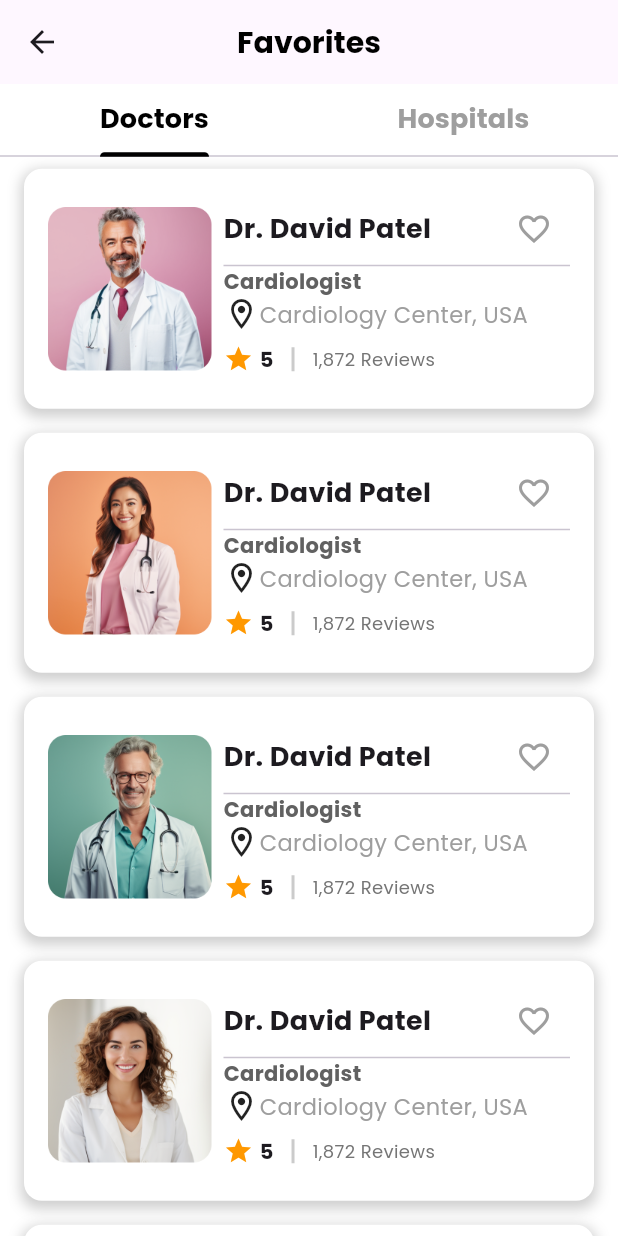
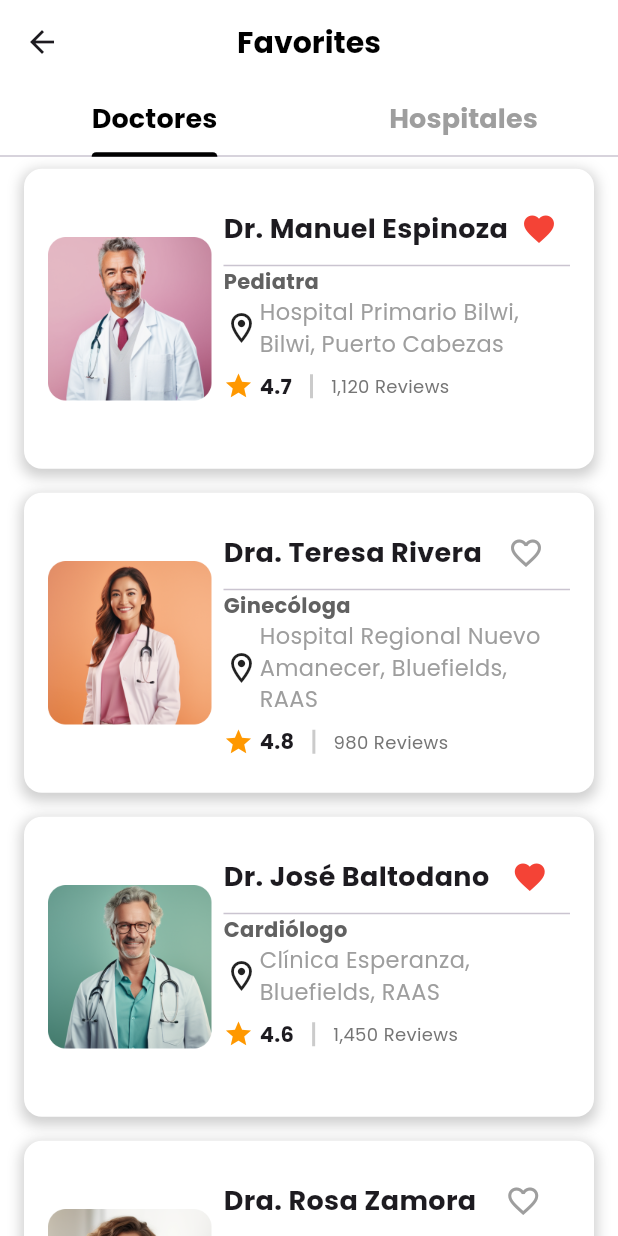
Before and after one commit to manuelduarte077/news-analyzer-api, a Flutter app: the MyFavoriteView screen opened directly, on a phone screen of 412 x 824 dp. Run offline on Flutter 3.47's test engine with Material 3 defaults, Android fonts, the phone set to English and light mode, and no system bars; our stand-ins replace calendar_date_picker2, cloud_firestore, cloud_functions, firebase_auth, firebase_core, firebase_crashlytics and 8 more; accounts and stored records are empty.

```diff
--- a/healthpal/lib/views/booking_view/widget/canceled_widget/canceled_widget_view.dart
+++ b/healthpal/lib/views/booking_view/widget/canceled_widget/canceled_widget_view.dart
@@ -14,42 +14,26 @@ class CanceledWidgetView extends StatefulWidget {
 class _CanceledWidgetViewState extends State<CanceledWidgetView> {
   final List<Map<String, dynamic>> cancelBooking = [
     {
-      'date': 'June 15, 2024',
+      'date': '15 de junio de 2024',
       'doctorName': 'Dr. John Doe',
-      'specialty': 'Cardiologist',
-      'clinic': 'Heart Care Clinic',
+      'specialty': 'Cardiólogo',
+      'clinic': 'Clínica de Cuidado del Corazón',
       'image': LocalImages.icFavoriteDoctor1Icon,
       'icon': Icons.location_on,
     },
     {
-      'date': 'June 20, 2024',
-      'doctorName': 'Dr. Jane Smith',
-      'specialty': 'Dermatologist',
-      'clinic': 'Skin Health Clinic',
+      'date': '20 de junio de 2024',
+      'doctorName': 'Dra. Jane Smith',
+      'specialty': 'Dermatóloga',
+      'clinic': 'Clínica de Salud de la Piel',
       'image': LocalImages.icFavoriteDoctor2Icon,
       'icon': Icons.location_on,
     },
     {
-      'date': 'June 15, 2024',
+      'date': '15 de junio de 2024',
       'doctorName': 'Dr. John Doe',
-      'specialty': 'Cardiologist',
-      'clinic': 'Heart Care Clinic',
-      'image': LocalImages.icFavoriteDoctor3Icon,
-      'icon': Icons.location_on,
-    },
-    {
-      'date': 'June 20, 2024',
-      'doctorName': 'Dr. Jane Smith',
-      'specialty': 'Dermatologist',
-      'clinic': 'Skin Health Clinic',
-      'image': LocalImages.icFavoriteDoctor4Icon,
-      'icon': Icons.location_on,
-    },
-    {
-      'date': 'June 15, 2024',
-      'doctorName': 'Dr. John Doe',
-      'specialty': 'Cardiologist',
-      'clinic': 'Heart Care Clinic',
+      'specialty': 'Cardiólogo',
+      'clinic': 'Clínica de Cuidado del Corazón',
       'image': LocalImages.icIntroImgFirst,
       'icon': Icons.location_on,
     },
@@ -62,6 +46,7 @@ class _CanceledWidgetViewState extends State<CanceledWidgetView> {
         itemCount: cancelBooking.length,
         itemBuilder: (context, index) {
           final booking = cancelBooking[index];
+
           return Column(
             children: [
               AppAppointmentCardView(
@@ -80,14 +65,14 @@ class _CanceledWidgetViewState extends State<CanceledWidgetView> {
                           color: AppColors.whiteColor,
                           textColor: AppColors.blackColor,
                           border: Border.all(color: AppColors.mirageColor),
-                          text: 'Cancel',
+                          text: 'Cancelar',
                           onTap: () {},
                         ),
                       ),
                       const SizedBox(width: 10),
                       Expanded(
                         child: AppButtonView(
-                          text: 'Reschedule',
+                          text: 'Reprogramar',
                           onTap: () {},
                         ),
                       ),
--- a/healthpal/lib/views/booking_view/widget/completed_widget/completed_widget_view.dart
+++ b/healthpal/lib/views/booking_view/widget/completed_widget/completed_widget_view.dart
@@ -14,42 +14,42 @@ class CompletedWidgetView extends StatefulWidget {
 class _CompletedWidgetViewState extends State<CompletedWidgetView> {
   final List<Map<String, dynamic>> completeBooking = [
     {
-      'date': 'June 15, 2024',
-      'doctorName': 'Dr. John Doe',
-      'specialty': 'Cardiologist',
-      'clinic': 'Heart Care Clinic',
+      'date': '15 de junio de 2024',
+      'doctorName': 'Dr. Juan Pérez',
+      'specialty': 'Cardiólogo',
+      'clinic': 'Clínica de Cuidado del Corazón',
       'image': LocalImages.icFavoriteDoctor1Icon,
       'icon': Icons.location_on,
     },
     {
-      'date': 'June 20, 2024',
-      'doctorName': 'Dr. Jane Smith',
-      'specialty': 'Dermatologist',
-      'clinic': 'Skin Health Clinic',
+      'date': '20 de junio de 2024',
+      'doctorName': 'Dra. Diana Smith',
+      'specialty': 'Dermatóloga',
+      'clinic': 'Clínica de Salud de la Piel',
       'image': LocalImages.icFavoriteDoctor2Icon,
       'icon': Icons.location_on,
     },
     {
-      'date': 'June 15, 2024',
-      'doctorName': 'Dr. John Doe',
-      'specialty': 'Cardiologist',
-      'clinic': 'Heart Care Clinic',
+      'date': '15 de junio de 2024',
+      'doctorName': 'Dr. Manuel García',
+      'specialty': 'Cardiólogo',
+      'clinic': 'Clínica de Cuidado del Corazón',
       'image': LocalImages.icFavoriteDoctor3Icon,
       'icon': Icons.location_on,
     },
     {
-      'date': 'June 20, 2024',
-      'doctorName': 'Dr. Jane Smith',
-      'specialty': 'Dermatologist',
-      'clinic': 'Skin Health Clinic',
+      'date': '20 de junio de 2024',
+      'doctorName': 'Dra. Olivia Pérez',
+      'specialty': 'Dermatóloga',
+      'clinic': 'Clínica de Salud de la Piel',
       'image': LocalImages.icFavoriteDoctor4Icon,
       'icon': Icons.location_on,
     },
     {
-      'date': 'June 15, 2024',
-      'doctorName': 'Dr. John Doe',
-      'specialty': 'Cardiologist',
-      'clinic': 'Heart Care Clinic',
+      'date': '15 de junio de 2024',
+      'doctorName': 'Dr. Enrique González',
+      'specialty': 'Cardiólogo',
+      'clinic': 'Clínica de Cuidado del Corazón',
       'image': LocalImages.icIntroImgFirst,
       'icon': Icons.location_on,
     },
@@ -80,14 +80,14 @@ class _CompletedWidgetViewState extends State<CompletedWidgetView> {
                           color: AppColors.whiteColor,
                           textColor: AppColors.blackColor,
                           border: Border.all(color: AppColors.mirageColor),
-                          text: 'Re-Book',
+                          text: 'Reprogramar',
                           onTap: () {},
                         ),
                       ),
                       const SizedBox(width: 10),
                       Expanded(
                         child: AppButtonView(
-                          text: 'Add Review',
+                          text: 'Agregar Reseña',
                           onTap: () {},
                         ),
                       ),
--- a/healthpal/lib/views/booking_view/widget/upcoming_widget/upcoming_widget_view.dart
+++ b/healthpal/lib/views/booking_view/widget/upcoming_widget/upcoming_widget_view.dart
@@ -14,42 +14,42 @@ class UpcomingWidgetView extends StatefulWidget {
 class _UpcomingWidgetViewState extends State<UpcomingWidgetView> {
   final List<Map<String, dynamic>> upcomingBooking = [
     {
-      'date': 'June 15, 2024',
-      'doctorName': 'Dr. John Doe',
-      'specialty': 'Cardiologist',
-      'clinic': 'Heart Care Clinic',
+      'date': '15 de junio de 2024',
+      'doctorName': 'Dr. Manuel Espinoza',
+      'specialty': 'Cardiólogo',
+      'clinic': 'Clínica de Cuidado del Corazón, Bilwi',
       'image': LocalImages.icFavoriteDoctor1Icon,
       'icon': Icons.location_on,
     },
     {
-      'date': 'June 20, 2024',
-      'doctorName': 'Dr. Jane Smith',
-      'specialty': 'Dermatologist',
-      'clinic': 'Skin Health Clinic',
+      'date': '20 de junio de 2024',
+      'doctorName': 'Dra. Teresa Rivera',
+      'specialty': 'Dermatóloga',
+      'clinic': 'Clínica de Salud de la Piel, Bluefields',
       'image': LocalImages.icFavoriteDoctor2Icon,
       'icon': Icons.location_on,
     },
     {
-      'date': 'June 15, 2024',
-      'doctorName': 'Dr. John Doe',
-      'specialty': 'Cardiologist',
-      'clinic': 'Heart Care Clinic',
+      'date': '15 de junio de 2024',
+      'doctorName': 'Dr. Roberto Mena',
+      'specialty': 'Odontólogo',
+      'clinic': 'Centro de Salud Kukra Hill, RAAS',
       'image': LocalImages.icFavoriteDoctor3Icon,
       'icon': Icons.location_on,
     },
     {
-      'date': 'June 20, 2024',
-      'doctorName': 'Dr. Jane Smith',
-      'specialty': 'Dermatologist',
-      'clinic': 'Skin Health Clinic',
+      'date': '20 de junio de 2024',
+      'doctorName': 'Dra. Rosa Zamora',
+      'specialty': 'Médica General',
+      'clinic': 'Hospital Regional Nuevo Amanecer, Bluefields',
       'image': LocalImages.icFavoriteDoctor4Icon,
       'icon': Icons.location_on,
     },
     {
-      'date': 'June 15, 2024',
-      'doctorName': 'Dr. John Doe',
-      'specialty': 'Cardiologist',
-      'clinic': 'Heart Care Clinic',
+      'date': '15 de junio de 2024',
+      'doctorName': 'Dr. Carlos Obando',
+      'specialty': 'Cirujano',
+      'clinic': 'Clínica San Carlos, Corn Island',
       'image': LocalImages.icIntroImgFirst,
       'icon': Icons.location_on,
     },
--- a/healthpal/lib/views/favorites_view/my_favorite_doctor_remove_view.dart
+++ b/healthpal/lib/views/favorites_view/my_favorite_doctor_remove_view.dart
@@ -16,49 +16,76 @@ class _MyFavoriteDoctorRemoveViewState
   final List<Map<String, dynamic>> doctorDetails = [
     {
       'image': LocalImages.icFavoriteDoctor1Icon,
-      'name': 'Dr. David Patel',
-      'degree': 'Cardiologist',
-      'location': 'Cardiology Center, USA',
-      'rating': '5',
-      'review': '1,872 Reviews',
+      'name': 'Dr. Manuel Espinoza',
+      'degree': 'Pediatra',
+      'location': 'Hospital Primario Bilwi, Bilwi, Puerto Cabezas',
+      'rating': '4.7',
+      'review': '1,120 Reviews',
+      'isFavorite': true,
+    },
+    {
+      'image': LocalImages.icFavoriteDoctor2Icon,
+      'name': 'Dra. Teresa Rivera',
+      'degree': 'Ginecóloga',
+      'location': 'Hospital Regional Nuevo Amanecer, Bluefields, RAAS',
+      'rating': '4.8',
+      'review': '980 Reviews',
+      'isFavorite': false,
+    },
+    {
+      'image': LocalImages.icFavoriteDoctor3Icon,
+      'name': 'Dr. José Baltodano',
+      'degree': 'Cardiólogo',
+      'location': 'Clínica Esperanza, Bluefields, RAAS',
+      'rating': '4.6',
+      'review': '1,450 Reviews',
+      'isFavorite': true,
+    },
+    {
+      'image': LocalImages.icFavoriteDoctor4Icon,
+      'name': 'Dra. Rosa Zamora',
+      'degree': 'Médico General',
+      'location': 'Centro de Salud Kukra Hill, Kukra Hill, RAAS',
+      'rating': '4.4',
+      'review': '670 Reviews',
+      'isFavorite': false,
+    },
+    {
+      'image': LocalImages.icIntroImgFirst,
+      'name': 'Dr. Carlos Obando',
+      'degree': 'Cirujano General',
+      'location': 'Hospital Materno Infantil, Bluefields, RAAS',
+      'rating': '4.9',
+      'review': '1,200 Reviews',
+      'isFavorite': true,
+    },
+    {
+      'image': LocalImages.icFavoriteDoctor1Icon,
+      'name': 'Dra. María Gutiérrez',
+      'degree': 'Dermatóloga',
+      'location': 'Clínica San Carlos, Corn Island, RAAS',
+      'rating': '4.5',
+      'review': '760 Reviews',
       'isFavorite': false,
     },
     {
       'image': LocalImages.icFavoriteDoctor2Icon,
-      'name': 'Dr. David Patel',
-      'degree': 'Cardiologist',
-      'location': 'Cardiology Center, USA',
-      'rating': '5',
-      'review': '1,872 Reviews',
+      'name': 'Dr. Roberto Mena',
+      'degree': 'Odontólogo',
+      'location': 'Centro de Salud Prinzapolka, Prinzapolka, RAAN',
+      'rating': '4.3',
+      'review': '540 Reviews',
       'isFavorite': false,
     },
     {
       'image': LocalImages.icFavoriteDoctor3Icon,
-      'name': 'Dr. David Patel',
-      'degree': 'Cardiologist',
-      'location': 'Cardiology Center, USA',
-      'rating': '5',
-      'review': '1,872 Reviews',
-      'isFavorite': false,
-    },
-    {
-      'image': LocalImages.icFavoriteDoctor4Icon,
-      'name': 'Dr. David Patel',
-      'degree': 'Cardiologist',
-      'location': 'Cardiology Center, USA',
-      'rating': '5',
-      'review': '1,872 Reviews',
-      'isFavorite': false,
-    },
-    {
-      'image': LocalImages.icIntroImgFirst,
-      'name': 'Dr. David Patel',
-      'degree': 'Cardiologist',
-      'location': 'Cardiology Center, USA',
-      'rating': '5',
-      'review': '1,872 Reviews',
-      'isFavorite': false,
-    },
+      'name': 'Dra. Juana Pérez',
+      'degree': 'Oftalmóloga',
+      'location': 'Clínica Médica Kukra River, Kukra River, RAAS',
+      'rating': '4.6',
+      'review': '620 Reviews',
+      'isFavorite': true,
+    }
   ];
 
   void _showRemoveBottomSheet(
@@ -77,7 +104,7 @@ class _MyFavoriteDoctorRemoveViewState
             mainAxisSize: MainAxisSize.min,
             children: [
               const Text(
-                'Remove from Favorites?',
+                '¿Eliminar de favoritos?',
                 style: TextStyle(
                   fontSize: 20,
                   fontWeight: FontWeight.bold,
@@ -119,7 +146,7 @@ class _MyFavoriteDoctorRemoveViewState
                           crossAxisAlignment: CrossAxisAlignment.start,
                           children: [
                             Row(
-                              mainAxisAlignment: MainAxisAlignment.spaceBetween,
+                              mainAxisAlignment: MainAxisAlignment.spaceEvenly,
                               children: [
                                 Text(
                                   doctor['name'],
@@ -128,7 +155,8 @@ class _MyFavoriteDoctorRemoveViewState
                                     fontWeight: FontWeight.bold,
                                   ),
                                 ),
-                                IconButton(
+                                Expanded(
+                                  child: IconButton(
                                     icon: Icon(
                                       doctor['isFavorite']
                                           ? Icons.favorite
@@ -144,6 +172,7 @@ class _MyFavoriteDoctorRemoveViewState
                                       });
                                     },
                                   ),
+                                ),
                               ],
                             ),
                             const Divider(height: 1),
@@ -158,15 +187,8 @@ class _MyFavoriteDoctorRemoveViewState
                             Row(
                               children: [
                                 const Icon(Icons.location_on_outlined),
-                                const SizedBox(
-                                    width:
-                                        0), // Add spacing between the icon and text
                                 Expanded(
-                                  child: Column(
-                                    crossAxisAlignment:
-                                        CrossAxisAlignment.start,
-                                    children: [
-                                      Text(
+                                  child: Text(
                                     doctor['location'],
                                     maxLines: 2,
                                     overflow: TextOverflow.ellipsis,
@@ -174,8 +196,6 @@ class _MyFavoriteDoctorRemoveViewState
                                       fontSize: 15.0,
                                       color: Colors.grey[500],
                                     ),
-                                      ),
-                                    ],
                                   ),
                                 ),
                               ],
@@ -230,7 +250,7 @@ class _MyFavoriteDoctorRemoveViewState
                       color: AppColors.athensGrayColor,
                       textColor: AppColors.mirageColor,
                       border: Border.all(color: AppColors.mirageColor),
-                      text: 'Cancel',
+                      text: 'Cancelar',
                       onTap: () {
                         Navigator.pop(context);
                       },
@@ -242,7 +262,7 @@ class _MyFavoriteDoctorRemoveViewState
                       color: AppColors.mirageColor,
                       textColor: AppColors.athensGrayColor,
                       border: Border.all(color: AppColors.mirageColor),
-                      text: 'Yes, Remove',
+                      text: 'Sí, Eliminar',
                       onTap: () {
                         setState(() {
                           doctorDetails.remove(doctor);
@@ -273,7 +293,7 @@ class _MyFavoriteDoctorRemoveViewState
               _showRemoveBottomSheet(context, doctor);
             },
             child: Container(
-              height: 160,
+              height: 200,
               margin:
                   const EdgeInsets.symmetric(horizontal: 16.0, vertical: 8.0),
               padding: const EdgeInsets.all(16.0),
@@ -316,7 +336,8 @@ class _MyFavoriteDoctorRemoveViewState
                                   fontWeight: FontWeight.bold,
                                 ),
                               ),
-                              IconButton(
+                              Expanded(
+                                child: IconButton(
                                   icon: Icon(
                                     doctor['isFavorite']
                                         ? Icons.favorite
@@ -332,6 +353,7 @@ class _MyFavoriteDoctorRemoveViewState
                                     });
                                   },
                                 ),
+                              ),
                             ],
                           ),
                           const Divider(height: 1),
@@ -346,11 +368,13 @@ class _MyFavoriteDoctorRemoveViewState
                           Row(
                             children: [
                               const Icon(Icons.location_on_outlined),
-                              Text(
+                              Expanded(
+                                child: Text(
                                   doctor['location'],
                                   style: TextStyle(
                                     fontSize: 15.0,
                                     color: Colors.grey[500],
+                                  ),
                                 ),
                               ),
                             ],
--- a/healthpal/lib/views/favorites_view/my_favorite_view.dart
+++ b/healthpal/lib/views/favorites_view/my_favorite_view.dart
@@ -30,6 +30,8 @@ class _MyFavoriteViewState extends State<MyFavoriteView>
   Widget build(BuildContext context) {
     return Scaffold(
       appBar: AppBar(
+        backgroundColor: Colors.transparent,
+        surfaceTintColor: Colors.transparent,
         centerTitle: true,
         title: const Text(
           'Favorites',
@@ -52,7 +54,7 @@ class _MyFavoriteViewState extends State<MyFavoriteView>
             tabs: const [
               Tab(
                 child: Text(
-                  'Doctors',
+                  'Doctores',
                   style: TextStyle(
                     fontSize: 18,
                     fontWeight: FontWeight.bold,
@@ -61,7 +63,7 @@ class _MyFavoriteViewState extends State<MyFavoriteView>
               ),
               Tab(
                 child: Text(
-                  'Hospitals',
+                  'Hospitales',
                   style: TextStyle(
                     fontSize: 18,
                     fontWeight: FontWeight.bold,
@@ -75,7 +77,12 @@ class _MyFavoriteViewState extends State<MyFavoriteView>
               controller: _tabController,
               children: const [
                 MyFavoriteDoctorRemoveView(),
-                MyHospitalView(),
+                SingleChildScrollView(
+                  child: Padding(
+                    padding: EdgeInsets.symmetric(horizontal: 20),
+                    child: MyHospitalView(),
+                  ),
+                ),
               ],
             ),
           ),
--- a/healthpal/lib/views/map/hospital_details_widget/hospital_details_view.dart
+++ b/healthpal/lib/views/map/hospital_details_widget/hospital_details_view.dart
@@ -13,33 +13,63 @@ class _HospitalDetailsViewState extends State<HospitalDetailsView> {
   final List<Map<String, dynamic>> medicalCenters = [
     {
       'image': LocalImages.icNearMedicalLogo,
-      'name': 'Sunrise Health Clinic',
-      'address': '1234 Main St, City',
+      'name': 'Hospital Primario Bilwi',
+      'address': 'Barrio El Muelle, Bilwi, Puerto Cabezas',
       'rating': 4.5,
       'reviewsCount': 100,
       'distance': 5.5,
-      'category': 'Hospitle',
+      'category': 'Hospital',
       'isFavorite': false,
+      'latitude': 14.0384,
+      'longitude': -83.3888,
     },
     {
       'image': LocalImages.icNearMedicalLogo,
-      'name': 'Golden Cardiology Center',
-      'address': '5678 Elm St, City',
+      'name': 'Clínica Esperanza',
+      'address': 'Calle Central, Bluefields, RAAS',
       'rating': 4.8,
       'reviewsCount': 120,
       'distance': 7.2,
-      'category': 'Hospitle',
+      'category': 'Clínica',
       'isFavorite': false,
+      'latitude': 12.0006,
+      'longitude': -83.7645,
     },
     {
       'image': LocalImages.icNearMedicalLogo,
-      'name': 'Sunrise Health Clinic',
-      'address': '91011 Oak St, City',
+      'name': 'Hospital Regional Nuevo Amanecer',
+      'address': 'Barrio Pancasán, Bluefields, RAAS',
+      'rating': 4.7,
+      'reviewsCount': 150,
+      'distance': 3.8,
+      'category': 'Hospital',
+      'isFavorite': true,
+      'latitude': 12.0105,
+      'longitude': -83.7706,
+    },
+    {
+      'image': LocalImages.icNearMedicalLogo,
+      'name': 'Centro de Salud Kukra Hill',
+      'address': 'Calle Principal, Kukra Hill, RAAS',
       'rating': 4.2,
       'reviewsCount': 90,
-      'distance': 3.8,
-      'category': 'Hospitle',
+      'distance': 6.1,
+      'category': 'Centro de Salud',
       'isFavorite': false,
+      'latitude': 12.2315,
+      'longitude': -83.6702,
+    },
+    {
+      'image': LocalImages.icNearMedicalLogo,
+      'name': 'Clínica San Carlos',
+      'address': 'Calle Principal, Corn Island, RAAS',
+      'rating': 4.3,
+      'reviewsCount': 85,
+      'distance': 2.5,
+      'category': 'Clínica',
+      'isFavorite': false,
+      'latitude': 12.1686,
+      'longitude': -83.0475,
     },
   ];
 
@@ -52,8 +82,9 @@ class _HospitalDetailsViewState extends State<HospitalDetailsView> {
         itemCount: medicalCenters.length,
         itemBuilder: (context, index) {
           final center = medicalCenters[index];
+
           return Padding(
-            padding: const EdgeInsets.all(2.5),
+            padding: const EdgeInsets.symmetric(horizontal: 20),
             child: Card(
               color: Colors.white.withOpacity(0.8),
               elevation: 3,
--- a/healthpal/lib/views/map/map_view.dart
+++ b/healthpal/lib/views/map/map_view.dart
@@ -36,7 +36,7 @@ class _MapViewState extends State<MapView> {
             child: TextFormFieldCustom(
               fillColor: AppColors.whiteColor,
               controller: addSearchController,
-              hintText: 'Search Doctor',
+              hintText: 'Buscar Hospital',
               prefixIcon: const Padding(
                 padding: EdgeInsets.all(12.5),
                 child: Icon(
--- a/healthpal/lib/views/notifications/widget/notification_list_view.dart
+++ b/healthpal/lib/views/notifications/widget/notification_list_view.dart
@@ -13,27 +13,27 @@ class NotificationsListView extends StatelessWidget {
     {
       'image': LocalImages.icAppointmentSuccessIcon,
       'backgroundColor': AppColors.grannyAppleColor,
-      'appointmentStatus': 'Appointment Success',
+      'appointmentStatus': 'Cita Exitosa',
       'statusDescription':
-          'You have successfully booked your\nappointment with Dr. Emily Walker.',
+          'Has reservado exitosamente tu\ncita con la Dra. Emily Walker.',
       'time': '1h',
     },
     {
       'image': LocalImages.icAppointmentCancelledIcon,
       'backgroundColor': AppColors.cinderellaColor,
-      'appointmentStatus': 'Appointment Cancelled',
+      'appointmentStatus': 'Cita Cancelada',
       'statusDescription':
-          'You have successfully cancelled your\nappointment with Dr. David Patel.',
+          'Has cancelado exitosamente tu\ncita con el Dr. David Patel.',
       'time': '2h'
     },
     {
       'image': LocalImages.icAppointmentScheduledChangedIcon,
       'backgroundColor': AppColors.silverColor,
-      'appointmentStatus': 'Scheduled Changed',
+      'appointmentStatus': 'Cita Reprogramada',
       'statusDescription':
-          'You have successfully changes your\nappointment with Dr. Jesica Turner.',
+          'Has cambiado exitosamente tu\ncita con la Dra. Jesica Turner.',
       'time': '3h'
-    },
+    }
   ];
 
   @override
```
Also changed, not shown: healthpal/lib/views/booking_view/my_booking_view.dart (+4 -4 lines), healthpal/lib/views/notifications/my_notifications_view.dart (+7 -5 lines), healthpal/lib/views/profile/profile_edit/profile_edit_view.dart (+12 -10 lines), healthpal/lib/widgets/app_AppointmentCard/app_appointment_card_view.dart (+7 -5 lines). Lines whose indentation alone changed are shown as unchanged.
